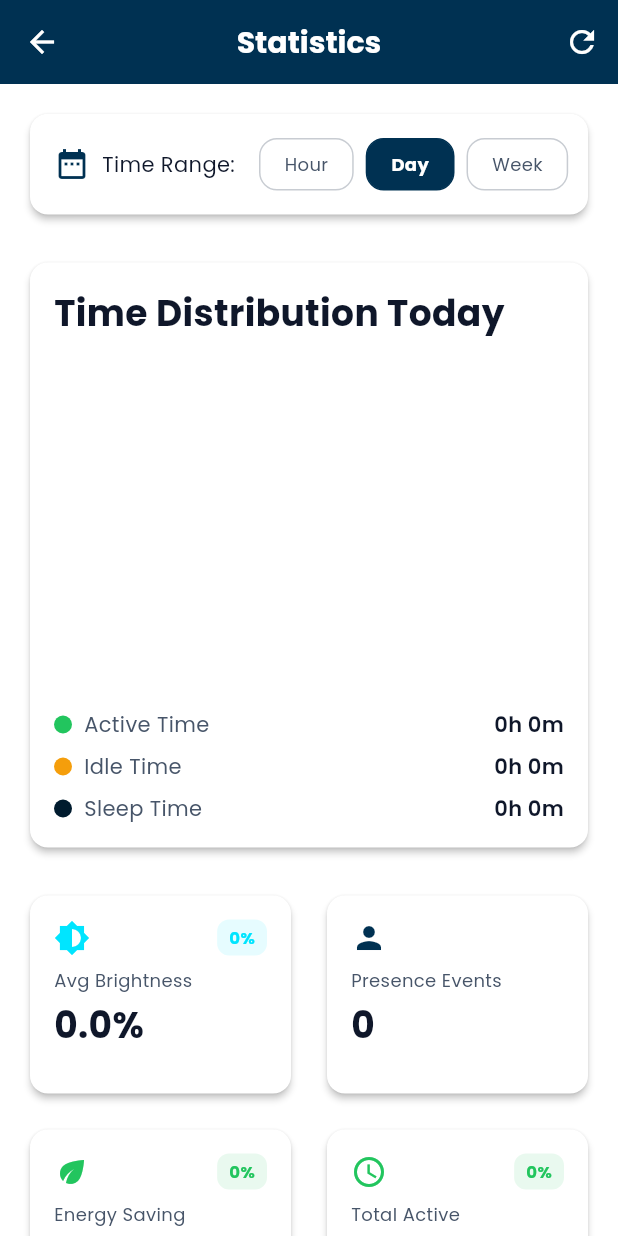
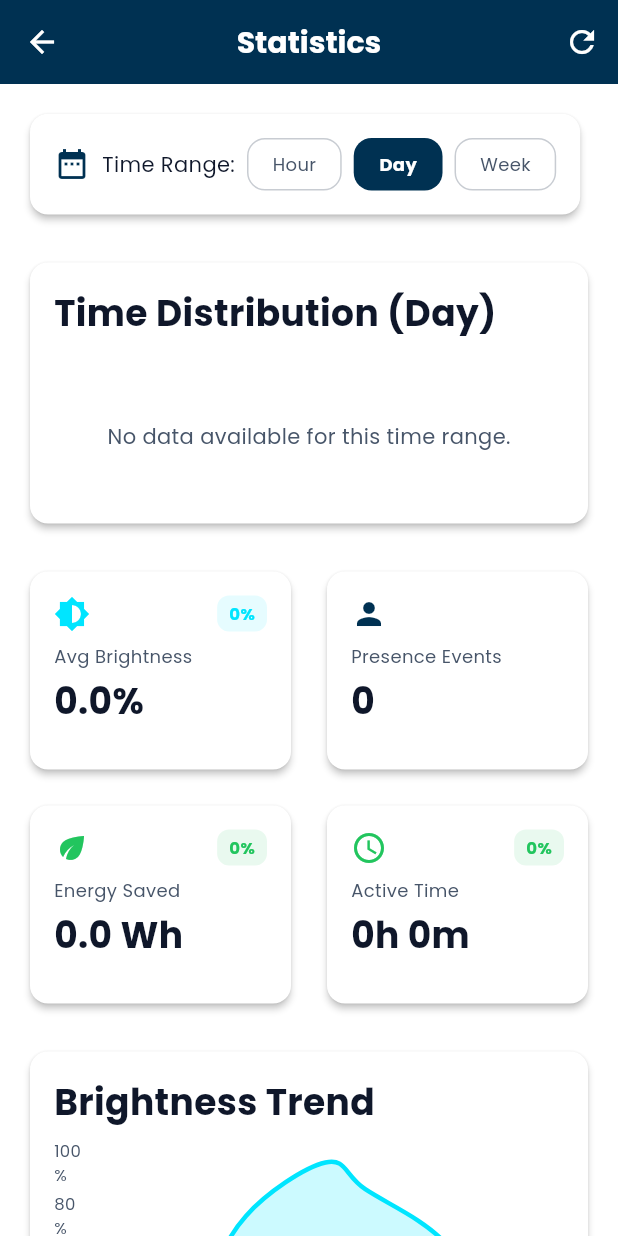
Before and after one commit to 6ixteen-16/slit, a Flutter app: the StatisticsScreen screen opened by its route, on a phone screen of 412 x 824 dp. Run offline on Flutter 3.47's test engine with Material 3 defaults, Android fonts, the phone set to English and light mode, and no system bars; drawn by our look-alikes of fl_chart; our stand-ins replace connectivity_plus, google_fonts, shared_preferences; accounts and stored records are empty; network calls fail; statements that could not run were skipped.

Commit message:
feat: Statistics screen overhaul
- Time range chips now use #ADDFF1 (secondary) when selected in dark mode
- Unselected chips use the navy primary color in dark mode (consistent with mode buttons)
- Calendar icon changed to #ADDFF1 in dark mode
- Chips now wrapped in a Wrap widget - Week no longer overflows the card
- Time Distribution card title updates dynamically per selected range (Hour/Day/Week)
- Empty state message shown if no data exists for the selected time window
- Sleep slice in pie chart updated to #ADDFF1 (AppColors.secondary)
- Presence Events icon updated to #ADDFF1 in dark mode
- Energy Saving card now shows electricity saved in Wh (calculated from 15W bulb assumption) instead of time
- Renamed 'Total Active' to 'Active Time'
- All 4 stat cards adjust their max progress bar relative to the selected time range (1h/24h/7d)
- Statistics provider now computes delta (latest minus earliest feed) instead of lifetime cumulative totals
- Summary card also shows energy in Wh instead of duration

```diff
--- a/lib/providers/system_provider.dart
+++ b/lib/providers/system_provider.dart
@@ -715,12 +715,21 @@ class SystemProvider with ChangeNotifier {
     final presenceCount =
         feeds.where((f) => f.getFieldAsBool('presence')).length;
 
-    // Fields 6-8 are cumulative milliseconds supplied by the ESP32. Use the
-    // most recent values instead of estimating from feed count.
+    // Fields 6-8 are cumulative milliseconds supplied by the ESP32.
+    // Calculate the difference between the most recent and earliest feed
+    // in the requested time range.
     final latest = feeds.last;
-    final activeTime = latest.getFieldAsInt('active_time') ~/ 1000;
-    final idleTime = latest.getFieldAsInt('idle_time') ~/ 1000;
-    final sleepTime = latest.getFieldAsInt('sleep_time') ~/ 1000;
+    final earliest = feeds.first;
+
+    int activeTime = (latest.getFieldAsInt('active_time') - earliest.getFieldAsInt('active_time')) ~/ 1000;
+    int idleTime = (latest.getFieldAsInt('idle_time') - earliest.getFieldAsInt('idle_time')) ~/ 1000;
+    int sleepTime = (latest.getFieldAsInt('sleep_time') - earliest.getFieldAsInt('sleep_time')) ~/ 1000;
+
+    // Prevent negative values if ESP32 restarted during the period
+    if (activeTime < 0) activeTime = latest.getFieldAsInt('active_time') ~/ 1000;
+    if (idleTime < 0) idleTime = latest.getFieldAsInt('idle_time') ~/ 1000;
+    if (sleepTime < 0) sleepTime = latest.getFieldAsInt('sleep_time') ~/ 1000;
+
     final energySavingTime = sleepTime + idleTime;
 
     return {
--- a/lib/screens/statistics_screen.dart
+++ b/lib/screens/statistics_screen.dart
@@ -104,13 +104,15 @@ class _StatisticsScreenState extends State<StatisticsScreen> {
                       ),
                       child: Padding(
                         padding: const EdgeInsets.all(AppSpacing.md),
-                        child: Row(
+                        child: Wrap(
+                          crossAxisAlignment: WrapCrossAlignment.center,
+                          spacing: AppSpacing.sm,
+                          runSpacing: AppSpacing.sm,
                           children: [
-                            const Icon(
+                            Icon(
                               Icons.date_range,
-                              color: AppColors.primary,
+                              color: isDark ? AppColors.secondary : AppColors.primary,
                             ),
-                            const SizedBox(width: AppSpacing.sm),
                             Text(
                               'Time Range:',
                               style: AppTextStyles.bodyMedium.copyWith(
@@ -119,7 +121,6 @@ class _StatisticsScreenState extends State<StatisticsScreen> {
                                     : AppColors.textPrimary,
                               ),
                             ),
-                            const SizedBox(width: AppSpacing.md),
                             _TimeRangeChip(
                               label: 'Hour',
                               selected: _selectedTimeRange == 'hour',
@@ -130,7 +131,6 @@ class _StatisticsScreenState extends State<StatisticsScreen> {
                                 _refreshStatistics();
                               },
                             ),
-                            const SizedBox(width: AppSpacing.sm),
                             _TimeRangeChip(
                               label: 'Day',
                               selected: _selectedTimeRange == 'day',
@@ -141,7 +141,6 @@ class _StatisticsScreenState extends State<StatisticsScreen> {
                                 _refreshStatistics();
                               },
                             ),
-                            const SizedBox(width: AppSpacing.sm),
                             _TimeRangeChip(
                               label: 'Week',
                               selected: _selectedTimeRange == 'week',
@@ -171,7 +170,7 @@ class _StatisticsScreenState extends State<StatisticsScreen> {
                         crossAxisAlignment: CrossAxisAlignment.start,
                         children: [
                           Text(
-                            'Time Distribution Today',
+                            'Time Distribution (${_selectedTimeRange.substring(0, 1).toUpperCase()}${_selectedTimeRange.substring(1)})',
                             style: AppTextStyles.headline3.copyWith(
                               color: isDark
                                   ? AppColors.darkTextPrimary
@@ -179,6 +178,23 @@ class _StatisticsScreenState extends State<StatisticsScreen> {
                             ),
                           ),
                           const SizedBox(height: AppSpacing.lg),
+                          if ((stats['active_time'] as num? ?? 0) == 0 &&
+                              (stats['idle_time'] as num? ?? 0) == 0 &&
+                              (stats['sleep_time'] as num? ?? 0) == 0)
+                            Padding(
+                              padding: const EdgeInsets.symmetric(vertical: AppSpacing.xl),
+                              child: Center(
+                                child: Text(
+                                  'No data available for this time range.',
+                                  style: AppTextStyles.bodyMedium.copyWith(
+                                    color: isDark
+                                        ? AppColors.darkTextSecondary
+                                        : AppColors.textSecondary,
+                                  ),
+                                ),
+                              ),
+                            )
+                          else ...[
                             SizedBox(
                               height: 200,
                               child: PieChart(
@@ -213,7 +229,7 @@ class _StatisticsScreenState extends State<StatisticsScreen> {
                                               ?.toDouble() ??
                                           0.0,
                                       title: 'Sleep',
-                                    color: AppColors.primaryDark,
+                                      color: AppColors.secondary,
                                       radius: 50,
                                       titleStyle: const TextStyle(
                                         color: Colors.white,
@@ -242,10 +258,11 @@ class _StatisticsScreenState extends State<StatisticsScreen> {
                             ),
                             const SizedBox(height: AppSpacing.sm),
                             _LegendItem(
-                            color: AppColors.primaryDark,
+                              color: AppColors.secondary,
                               label: 'Sleep Time',
                               value: _formatDuration(stats['sleep_time'] as int?),
                             ),
+                          ],
                         ],
                       ),
                     ),
@@ -253,7 +270,21 @@ class _StatisticsScreenState extends State<StatisticsScreen> {
                   const SizedBox(height: AppSpacing.lg),
 
                   // Statistics Cards
-                  GridView.count(
+                  Builder(builder: (context) {
+                    double maxSeconds = 86400; // Day
+                    if (_selectedTimeRange == 'hour') {
+                      maxSeconds = 3600;
+                    } else if (_selectedTimeRange == 'week') {
+                      maxSeconds = 604800;
+                    }
+
+                    final energySavingTime =
+                        (stats['energy_saving_time'] as num?)?.toDouble() ?? 0.0;
+                    // Assuming 15W bulb
+                    final energySavedWh = (energySavingTime / 3600.0) * 15.0;
+                    final maxEnergySavedWh = (maxSeconds / 3600.0) * 15.0;
+
+                    return GridView.count(
                       crossAxisCount: 2,
                       shrinkWrap: true,
                       physics: const NeverScrollableScrollPhysics(),
@@ -278,39 +309,37 @@ class _StatisticsScreenState extends State<StatisticsScreen> {
                           icon: Icons.person,
                           label: 'Presence Events',
                           value: '${stats['presence_events'] as int? ?? 0}',
-                        color: AppColors.primary,
+                          color: isDark ? AppColors.secondary : AppColors.primary,
                           progress:
                               (stats['presence_events'] as int?)?.toDouble() ??
                                   0.0,
                           maxProgress: 100,
                           showProgress: false,
                         ),
-                      // Energy Saving Time
+                        // Energy Saved
                         _StatCard(
                           icon: Icons.eco,
-                        label: 'Energy Saving',
-                        value: _formatDuration(
-                            stats['energy_saving_time'] as int?),
+                          label: 'Energy Saved',
+                          value: '${energySavedWh.toStringAsFixed(1)} Wh',
                           color: AppColors.success,
-                        progress:
-                            (stats['energy_saving_time'] as num?)?.toDouble() ??
-                                0.0,
-                        maxProgress: 86400, // 24 hours in seconds
+                          progress: energySavedWh,
+                          maxProgress: maxEnergySavedWh > 0 ? maxEnergySavedWh : 1,
                           showProgress: true,
                         ),
-                      // Total Active Time
+                        // Total Active Time -> Active Time
                         _StatCard(
                           icon: Icons.access_time,
-                        label: 'Total Active',
+                          label: 'Active Time',
                           value: _formatDuration(stats['active_time'] as int?),
                           color: AppColors.success,
                           progress:
                               (stats['active_time'] as num?)?.toDouble() ?? 0.0,
-                        maxProgress: 86400,
+                          maxProgress: maxSeconds,
                           showProgress: true,
                         ),
                       ],
-                  ),
+                    );
+                  }),
                   const SizedBox(height: AppSpacing.lg),
 
                   // Brightness Over Time Chart
@@ -466,9 +495,8 @@ class _StatisticsScreenState extends State<StatisticsScreen> {
                           ),
                           const Divider(),
                           _SummaryRow(
-                            label: 'Energy Saving Time',
-                            value: _formatDuration(
-                                stats['energy_saving_time'] as int?),
+                            label: 'Energy Saved',
+                            value: '${((stats['energy_saving_time'] as num? ?? 0) / 3600.0 * 15.0).toStringAsFixed(1)} Wh',
                           ),
                           const Divider(),
                           _SummaryRow(
@@ -760,21 +788,23 @@ class _TimeRangeChip extends StatelessWidget {
         ),
         decoration: BoxDecoration(
           color: selected
+              ? (isDark ? AppColors.secondary : AppColors.primary)
+              : (isDark
                   ? AppColors.primary
-              : (isDark
-                  ? AppColors.darkCardBackground
                   : AppColors.cardBackground),
           borderRadius: BorderRadius.circular(AppBorderRadius.md),
           border: Border.all(
             color: selected
-                ? AppColors.primary
-                : AppColors.textSecondary.withValues(alpha: 0.3),
+                ? Colors.transparent
+                : (isDark ? AppColors.primaryLight : AppColors.textSecondary.withValues(alpha: 0.3)),
           ),
         ),
         child: Text(
           label,
           style: AppTextStyles.bodySmall.copyWith(
-            color: selected ? Colors.white : AppColors.textSecondary,
+            color: selected
+                ? (isDark ? AppColors.primaryDark : Colors.white)
+                : (isDark ? Colors.white : AppColors.textSecondary),
             fontWeight: selected ? FontWeight.bold : FontWeight.normal,
           ),
         ),
```
Lines whose indentation alone changed are shown as unchanged.
